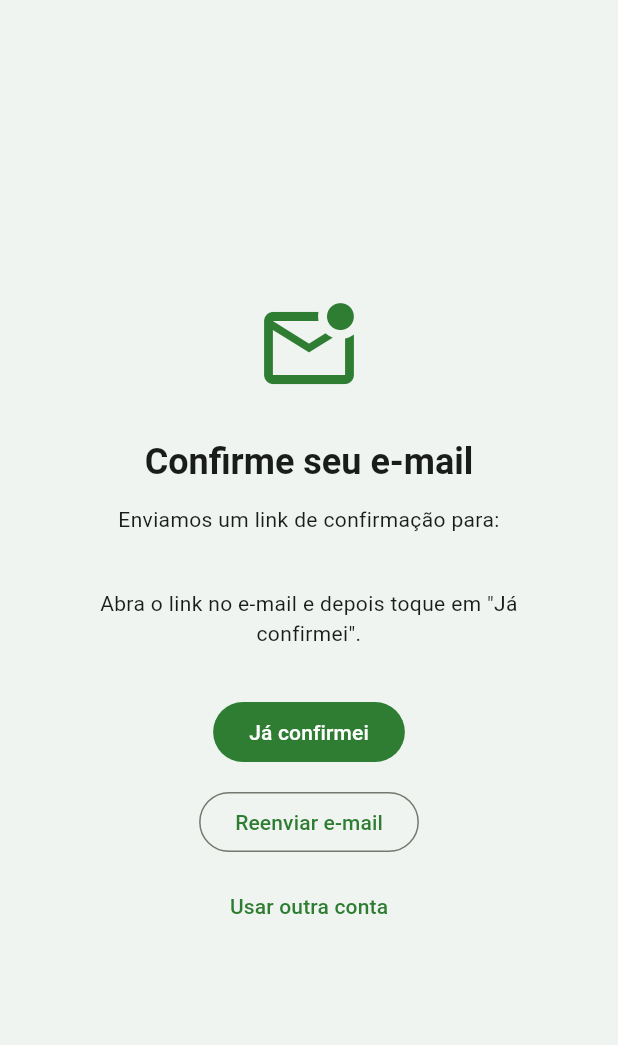
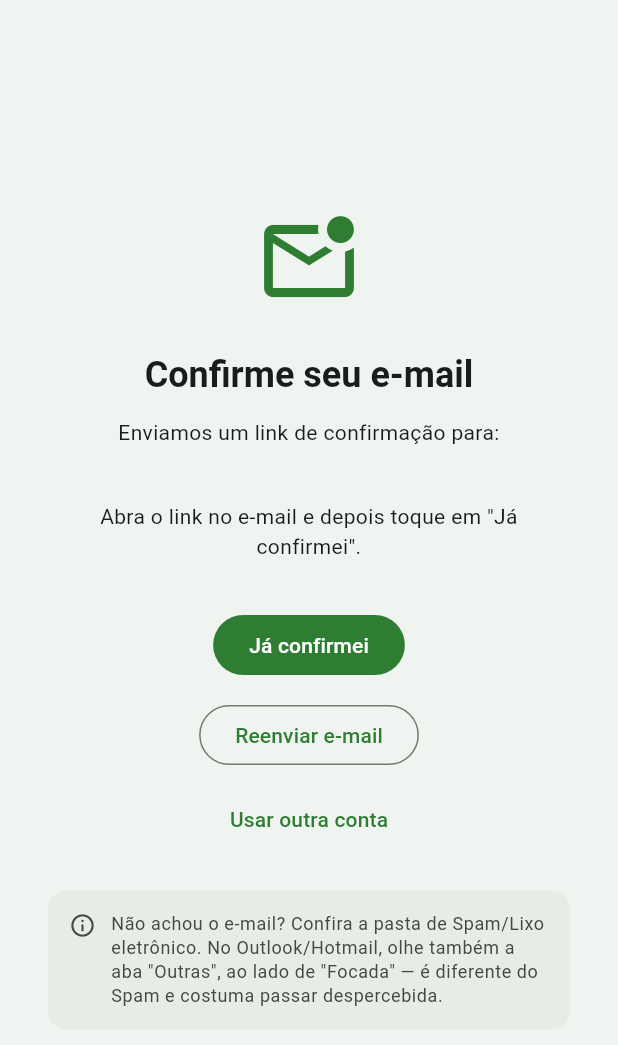
Before and after one commit to lucasbjs12/gestao-bovinos-flutter, a Flutter app: the VerificacaoEmailScreen screen opened directly, on a phone screen of 412 x 824 dp. Shown: the top 1045 px of the screen. Run offline on Flutter 3.47's test engine with Material 3 defaults, Android fonts, the phone set to English and light mode, and no system bars; our stand-ins replace cached_network_image, connectivity_plus, firebase_core, firebase_crashlytics, flutter_image_compress, flutter_secure_storage and 4 more; accounts and stored records are empty.

Commit message:
feat: adiciona dica de onde procurar o e-mail de verificacao
Alem do Spam, Outlook/Hotmail separa e-mail transacional novo numa
aba "Outras" (diferente de Focada), que costuma passar despercebida
-- foi exatamente o que aconteceu num teste real de cadastro.

```diff
--- a/lib/features/auth/presentation/verificacao_email_screen.dart
+++ b/lib/features/auth/presentation/verificacao_email_screen.dart
@@ -121,6 +121,35 @@ class _VerificacaoEmailScreenState extends State<VerificacaoEmailScreen> {
                   onPressed: _usarOutraConta,
                   child: const Text('Usar outra conta'),
                 ),
+                const SizedBox(height: 24),
+
+                // Não achou o e-mail? Dica de onde procurar -- Outlook/Hotmail
+                // separam e-mail transacional novo numa aba "Outras", diferente
+                // do Spam, que muita gente nunca confere.
+                Container(
+                  padding: const EdgeInsets.all(14),
+                  decoration: BoxDecoration(
+                    color: colorScheme.surfaceContainerHighest.withValues(alpha: 0.5),
+                    borderRadius: BorderRadius.circular(12),
+                  ),
+                  child: Row(
+                    crossAxisAlignment: CrossAxisAlignment.start,
+                    children: [
+                      Icon(Icons.info_outline, size: 18, color: colorScheme.onSurfaceVariant),
+                      const SizedBox(width: 10),
+                      Expanded(
+                        child: Text(
+                          'Não achou o e-mail? Confira a pasta de Spam/Lixo eletrônico. '
+                          'No Outlook/Hotmail, olhe também a aba "Outras", ao lado de '
+                          '"Focada" — é diferente do Spam e costuma passar despercebida.',
+                          style: Theme.of(context).textTheme.bodySmall?.copyWith(
+                                color: colorScheme.onSurfaceVariant,
+                              ),
+                        ),
+                      ),
+                    ],
+                  ),
+                ),
               ],
             ),
           ),
```
